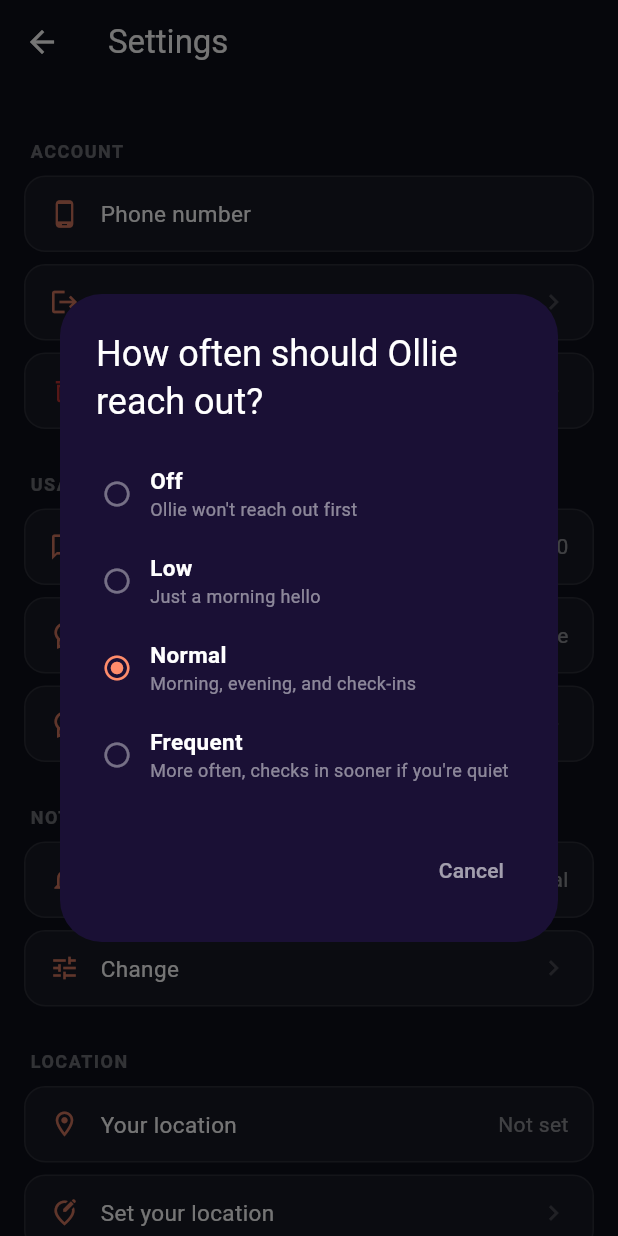
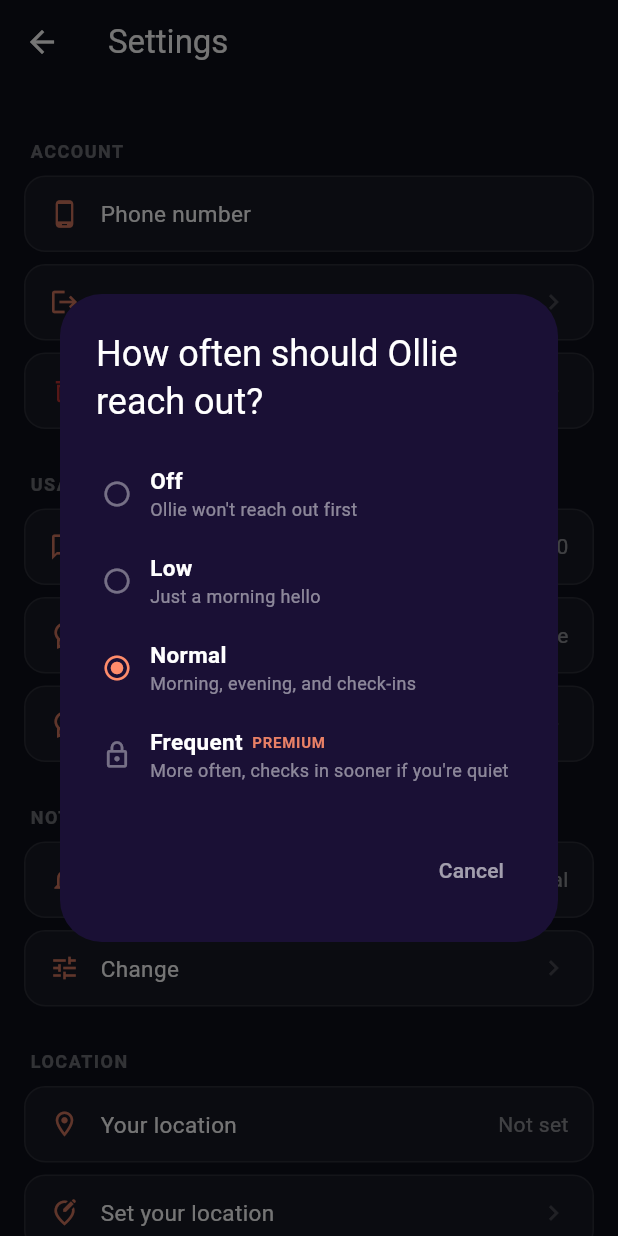
Before and after one commit to ollie81/ollie-flutter, a Flutter app: the SettingsScreen screen opened directly with empty values, after a tap on "Change", on a phone screen of 412 x 824 dp. Run offline on Flutter 3.47's test engine with Material 3 defaults, Android fonts, the phone set to English and light mode, and no system bars; our stand-ins replace audioplayers, firebase_core, firebase_messaging, flutter_secure_storage, google_mobile_ads, google_sign_in and 5 more; missing offline and left inert: flutter_sound; accounts and stored records are empty; network calls fail; Roboto replaces fonts that are missing (SF Pro Display).

Commit message:
Show "Frequent" check-ins as Premium-only in the frequency picker
Phase 8 backend now rejects setting notification_frequency=frequent
for non-premium users. Free users tapping it now go straight to the
paywall instead of hitting a generic save-failed error -- Off/Low/
Normal are untouched and still fully free.

```diff
--- a/lib/screens/settings_screen.dart
+++ b/lib/screens/settings_screen.dart
@@ -92,18 +92,28 @@ class _SettingsScreenState extends State<SettingsScreen> {
           mainAxisSize: MainAxisSize.min,
           children: _frequencyOptions.map((option) {
             final selected = option['value'] == _notificationFrequency;
+            // "Frequent" is Premium-only (see settings.py's write-time
+            // gate) -- a free user tapping it goes to the paywall
+            // instead of a dead-end error.
+            final locked = option['value'] == 'frequent' && !_isPremium;
             return InkWell(
               borderRadius: BorderRadius.circular(10),
               onTap: () {
                 Navigator.pop(context);
-                if (!selected) _setFrequency(option['value']!);
+                if (locked) {
+                  _openPaywall();
+                } else if (!selected) {
+                  _setFrequency(option['value']!);
+                }
               },
               child: Padding(
                 padding: const EdgeInsets.symmetric(vertical: 10, horizontal: 4),
                 child: Row(
                   children: [
                     Icon(
-                      selected ? Icons.radio_button_checked : Icons.radio_button_unchecked,
+                      locked
+                          ? Icons.lock_outline
+                          : (selected ? Icons.radio_button_checked : Icons.radio_button_unchecked),
                       color: selected ? const Color(0xFFFF8C6B) : Colors.white.withOpacity(0.4),
                       size: 20,
                     ),
@@ -112,9 +122,25 @@ class _SettingsScreenState extends State<SettingsScreen> {
                       child: Column(
                         crossAxisAlignment: CrossAxisAlignment.start,
                         children: [
-                          Text(
-                            option['label']!,
-                            style: const TextStyle(color: Colors.white, fontWeight: FontWeight.w600, fontSize: 15),
+                          Row(
+                            children: [
+                              Text(
+                                option['label']!,
+                                style: const TextStyle(color: Colors.white, fontWeight: FontWeight.w600, fontSize: 15),
+                              ),
+                              if (locked) ...[
+                                const SizedBox(width: 6),
+                                Text(
+                                  'PREMIUM',
+                                  style: TextStyle(
+                                    color: const Color(0xFFFF8C6B).withOpacity(0.9),
+                                    fontWeight: FontWeight.w700,
+                                    fontSize: 10,
+                                    letterSpacing: 0.5,
+                                  ),
+                                ),
+                              ],
+                            ],
                           ),
                           Text(
                             option['description']!,
```
